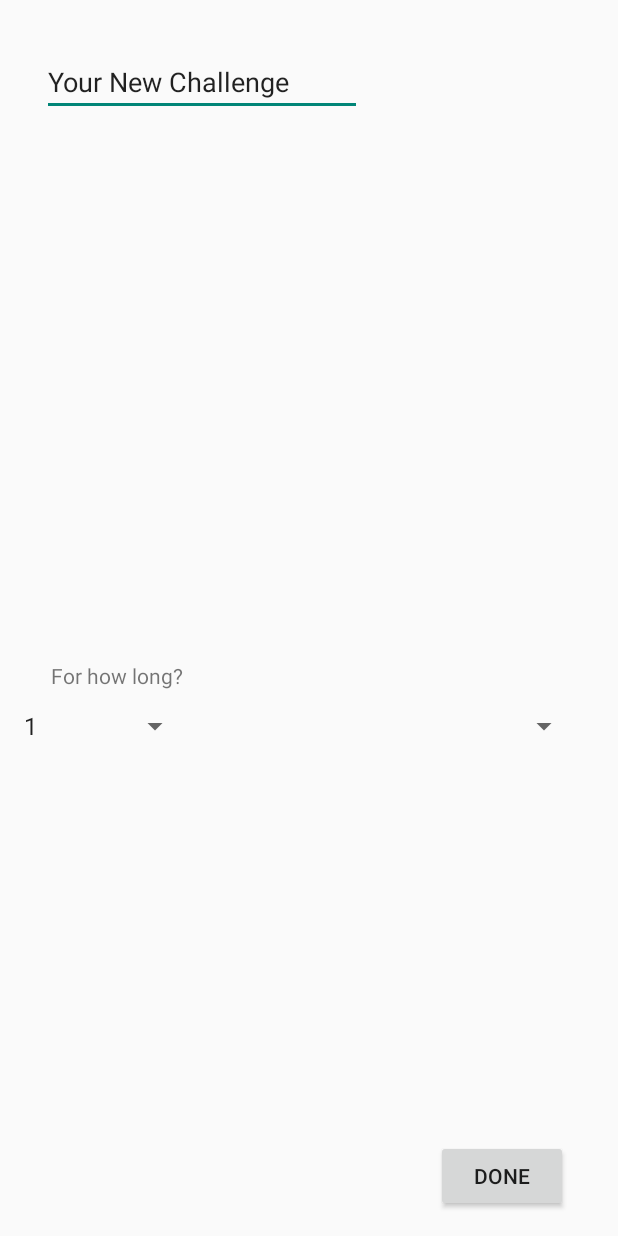
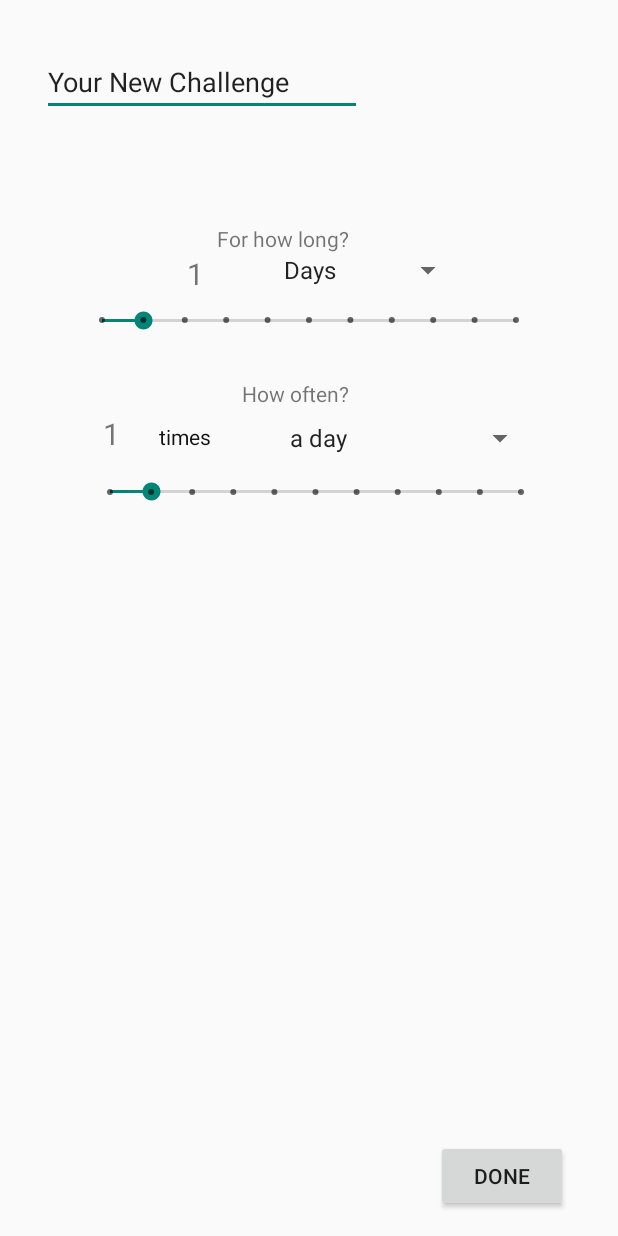
Before and after one commit to Quint-Langeveld/Project, an Android app: the EntryActivity screen opened directly, with no data from a screen before it, on a phone screen of 412 x 824 dp. Run offline under Robolectric (Android 15) with nearby library versions, the light colour scheme and no system bars.

Commit message:
progress code commit

```diff
--- a/app/src/main/AndroidManifest.xml
+++ b/app/src/main/AndroidManifest.xml
@@ -7,9 +7,9 @@
         android:icon="@mipmap/ic_launcher"
         android:roundIcon="@mipmap/ic_launcher_round"
         android:supportsRtl="true"
-        android:theme="@style/WithoutActionBar">
-        <activity android:name=".MainActivity"
-            >
+        android:label="@string/app_name"
+        android:theme="@style/AppTheme">
+        <activity android:name=".MainActivity">
             <intent-filter>
                 <action android:name="android.intent.action.MAIN" />
                 <category android:name="android.intent.category.LAUNCHER" />
--- a/app/src/main/java/com/example/qlangeveld/testit/EntryActivity.java
+++ b/app/src/main/java/com/example/qlangeveld/testit/EntryActivity.java
@@ -1,13 +1,13 @@
 package com.example.qlangeveld.testit;
 
-import android.support.v7.app.ActionBar;
 import android.support.v7.app.AppCompatActivity;
 import android.os.Bundle;
 import android.view.View;
 import android.widget.AdapterView;
 import android.widget.ArrayAdapter;
+import android.widget.SeekBar;
 import android.widget.Spinner;
-import android.widget.Toast;
+import android.widget.TextView;
 
 public class EntryActivity extends AppCompatActivity implements AdapterView.OnItemSelectedListener {
 
@@ -16,24 +16,80 @@ public class EntryActivity extends AppCompatActivity implements AdapterView.OnIt
         super.onCreate(savedInstanceState);
         setContentView(R.layout.activity_entry);
 
-        ActionBar actionBar = getSupportActionBar();
-        actionBar.hide();
+//        ActionBar actionBar = getSupportActionBar();
+//        actionBar.hide();
 
-        Spinner spinner = findViewById(R.id.spinner);
-        ArrayAdapter<CharSequence> adapter = ArrayAdapter.createFromResource(this, R.array.numbers, android.R.layout.simple_spinner_item);
-        adapter.setDropDownViewResource(android.R.layout.simple_spinner_dropdown_item);
-        spinner.setAdapter(adapter);
-        spinner.setOnItemSelectedListener(this);
+        // for the time seekbar
+        SeekBar seekBarTime = findViewById(R.id.seekBarTime);
+        seekBarTime.setOnSeekBarChangeListener(new SeekBarTimeClickListener());
+
+        // for the amount seekbar
+        SeekBar seekBarAmount = findViewById(R.id.seekBarAmount);
+        seekBarAmount.setOnSeekBarChangeListener(new SeekBarAmountClickListener());
+
+        // spinner 1
+        Spinner spinner1 = findViewById(R.id.spinner1);
+        ArrayAdapter<CharSequence> adapter1 = ArrayAdapter.createFromResource(this, R.array.periods, android.R.layout.simple_spinner_item);
+        adapter1.setDropDownViewResource(android.R.layout.simple_spinner_dropdown_item);
+        spinner1.setAdapter(adapter1);
+        spinner1.setOnItemSelectedListener(this);
+
+        //spinner 2
+        Spinner spinner2 = findViewById(R.id.spinner2);
+        ArrayAdapter<CharSequence> adapter2 = ArrayAdapter.createFromResource(this, R.array.aPeriod, android.R.layout.simple_spinner_item);
+        adapter2.setDropDownViewResource(android.R.layout.simple_spinner_dropdown_item);
+        spinner2.setAdapter(adapter2);
+        spinner2.setOnItemSelectedListener(this);
     }
 
     @Override
     public void onItemSelected(AdapterView<?> parent, View view, int position, long id) {
         String text = parent.getItemAtPosition(position).toString();
-        Toast.makeText(parent.getContext(), text, Toast.LENGTH_SHORT).show();
     }
 
     @Override
     public void onNothingSelected(AdapterView<?> parent) {
 
     }
+
+    private class SeekBarTimeClickListener implements SeekBar.OnSeekBarChangeListener {
+        @Override
+        public void onProgressChanged(SeekBar seekBar, int progress, boolean fromUser) {
+            SeekBar mySeekBar = findViewById(R.id.seekBarTime);
+            mySeekBar.setProgress(progress);
+
+            TextView nrOfTime = findViewById(R.id.howLong);
+            String amountString = Integer.toString(progress);
+            nrOfTime.setText(amountString);
+        }
+
+        @Override
+        public void onStartTrackingTouch(SeekBar seekBar) {
+        }
+
+        @Override
+        public void onStopTrackingTouch(SeekBar seekBar) {
+        }
+    }
+
+
+    private class SeekBarAmountClickListener implements SeekBar.OnSeekBarChangeListener {
+        @Override
+        public void onProgressChanged(SeekBar seekBar, int progress, boolean fromUser) {
+            SeekBar mySeekBar = findViewById(R.id.seekBarAmount);
+            mySeekBar.setProgress(progress);
+
+            TextView nrOfAmount = findViewById(R.id.howOften);
+            String amountString = Integer.toString(progress);
+            nrOfAmount.setText(amountString);
+        }
+
+        @Override
+        public void onStartTrackingTouch(SeekBar seekBar) {
+        }
+
+        @Override
+        public void onStopTrackingTouch(SeekBar seekBar) {
+        }
+    }
 }
--- a/app/src/main/java/com/example/qlangeveld/testit/MainActivity.java
+++ b/app/src/main/java/com/example/qlangeveld/testit/MainActivity.java
@@ -17,7 +17,7 @@ public class MainActivity extends AppCompatActivity {
         setContentView(R.layout.activity_main);
 
         ActionBar actionBar = getSupportActionBar();
-        actionBar.setSubtitle("by Quint");
+//        actionBar.setSubtitle("by Quint");
         }
 
 
--- a/app/src/main/res/layout/activity_entry.xml
+++ b/app/src/main/res/layout/activity_entry.xml
@@ -39,30 +39,113 @@
         android:layout_width="wrap_content"
         android:layout_height="wrap_content"
         android:layout_marginStart="8dp"
+        android:layout_marginTop="72dp"
         android:layout_marginEnd="8dp"
-        android:layout_marginBottom="12dp"
         android:text="For how long?"
-        app:layout_constraintBottom_toTopOf="@+id/spinner"
         app:layout_constraintEnd_toEndOf="parent"
-        app:layout_constraintHorizontal_bias="0.085"
-        app:layout_constraintStart_toStartOf="parent" />
+        app:layout_constraintHorizontal_bias="0.444"
+        app:layout_constraintStart_toStartOf="parent"
+        app:layout_constraintTop_toBottomOf="@+id/title" />
 
     <Spinner
-        android:id="@+id/spinner"
-        android:layout_width="119dp"
+        android:id="@+id/spinner1"
+        android:layout_width="128dp"
+        android:layout_height="22dp"
+        android:layout_marginStart="8dp"
+        android:layout_marginEnd="8dp"
+        app:layout_constraintEnd_toEndOf="parent"
+        app:layout_constraintHorizontal_bias="0.212"
+        app:layout_constraintStart_toEndOf="@+id/howLong"
+        app:layout_constraintTop_toBottomOf="@+id/textView" />
+
+    <TextView
+        android:id="@+id/textView2"
+        android:layout_width="wrap_content"
         android:layout_height="wrap_content"
         android:layout_marginStart="8dp"
-        android:layout_marginBottom="328dp"
-        app:layout_constraintBottom_toBottomOf="parent"
-        app:layout_constraintStart_toStartOf="parent" />
+        android:layout_marginTop="28dp"
+        android:layout_marginEnd="8dp"
+        android:text="How often?"
+        app:layout_constraintEnd_toEndOf="parent"
+        app:layout_constraintHorizontal_bias="0.472"
+        app:layout_constraintStart_toStartOf="parent"
+        app:layout_constraintTop_toBottomOf="@+id/seekBarTime" />
 
     <Spinner
         android:id="@+id/spinner2"
-        android:layout_width="241dp"
-        android:layout_height="wrap_content"
+        android:layout_width="172dp"
+        android:layout_height="24dp"
+        android:layout_marginStart="8dp"
+        android:layout_marginTop="8dp"
         android:layout_marginEnd="8dp"
-        android:layout_marginBottom="328dp"
+        app:layout_constraintEnd_toEndOf="parent"
+        app:layout_constraintHorizontal_bias="0.387"
+        app:layout_constraintStart_toEndOf="@+id/textView3"
+        app:layout_constraintTop_toBottomOf="@+id/textView2" />
+
+    <SeekBar
+        android:id="@+id/seekBarAmount"
+        style="@style/Widget.AppCompat.SeekBar.Discrete"
+        android:layout_width="306dp"
+        android:layout_height="32dp"
+        android:layout_marginStart="8dp"
+        android:layout_marginTop="8dp"
+        android:layout_marginEnd="8dp"
+        android:layout_marginBottom="8dp"
+        android:max="10"
+        android:progress="1"
         app:layout_constraintBottom_toBottomOf="parent"
         app:layout_constraintEnd_toEndOf="parent"
-        app:layout_constraintStart_toEndOf="@+id/spinner" />
+        app:layout_constraintHorizontal_bias="0.548"
+        app:layout_constraintStart_toStartOf="parent"
+        app:layout_constraintTop_toBottomOf="@+id/spinner2"
+        app:layout_constraintVertical_bias="0.0" />
+
+    <SeekBar
+        android:id="@+id/seekBarTime"
+        style="@style/Widget.AppCompat.SeekBar.Discrete"
+        android:layout_width="308dp"
+        android:layout_height="22dp"
+        android:layout_marginStart="8dp"
+        android:layout_marginTop="12dp"
+        android:layout_marginEnd="8dp"
+        android:max="10"
+        android:progress="1"
+        app:layout_constraintEnd_toEndOf="parent"
+        app:layout_constraintStart_toStartOf="parent"
+        app:layout_constraintTop_toBottomOf="@+id/spinner1" />
+
+    <TextView
+        android:id="@+id/howLong"
+        android:layout_width="36dp"
+        android:layout_height="22dp"
+        android:layout_marginStart="112dp"
+        android:gravity="center"
+        android:text="1"
+        android:textSize="20sp"
+        app:layout_constraintStart_toStartOf="parent"
+        app:layout_constraintTop_toBottomOf="@+id/textView" />
+
+    <TextView
+        android:id="@+id/howOften"
+        android:layout_width="36dp"
+        android:layout_height="0dp"
+        android:layout_marginStart="56dp"
+        android:gravity="center"
+        android:text="1"
+        android:textSize="20sp"
+        app:layout_constraintBaseline_toBaselineOf="@+id/textView3"
+        app:layout_constraintStart_toStartOf="parent" />
+
+    <TextView
+        android:id="@+id/textView3"
+        android:layout_width="47dp"
+        android:layout_height="22dp"
+        android:layout_marginStart="8dp"
+        android:layout_marginTop="8dp"
+        android:gravity="center"
+        android:text="times"
+        android:textColor="@color/black"
+        app:layout_constraintStart_toEndOf="@+id/howOften"
+        app:layout_constraintTop_toBottomOf="@+id/textView2" />
 </android.support.constraint.ConstraintLayout>
--- a/app/src/main/res/values/colors.xml
+++ b/app/src/main/res/values/colors.xml
@@ -5,4 +5,5 @@
     <color name="colorAccent">#D81B60</color>
     <color name="white">#ffffff</color>
     <color name="tintedBlue">#11aabb</color>
+    <color name="black">#111111</color>
 </resources>
--- a/app/src/main/res/values/strings.xml
+++ b/app/src/main/res/values/strings.xml
@@ -14,6 +14,12 @@
         <item>10</item>
     </string-array>
 
+    <string-array name="aPeriod">
+        <item>a day</item>
+        <item>a week</item>
+        <item>a month</item>
+    </string-array>
+
     <string-array name="periods">
         <item>Days</item>
         <item>Weeks</item>
@@ -23,4 +29,5 @@
     <string name="subtitle">
         <item>by Quint</item>
     </string>
+
 </resources>
--- a/app/src/main/res/values/styles.xml
+++ b/app/src/main/res/values/styles.xml
@@ -2,7 +2,6 @@
 
     <!-- Base application theme. -->
     <style name="AppTheme" parent="Theme.AppCompat.Light.DarkActionBar">
-        <!-- Customize your theme here. -->
         <item name="colorPrimary">@color/white</item>
         <item name="colorPrimaryDark">@color/colorPrimaryDark</item>
         <item name="colorAccent">@color/colorAccent</item>
```
